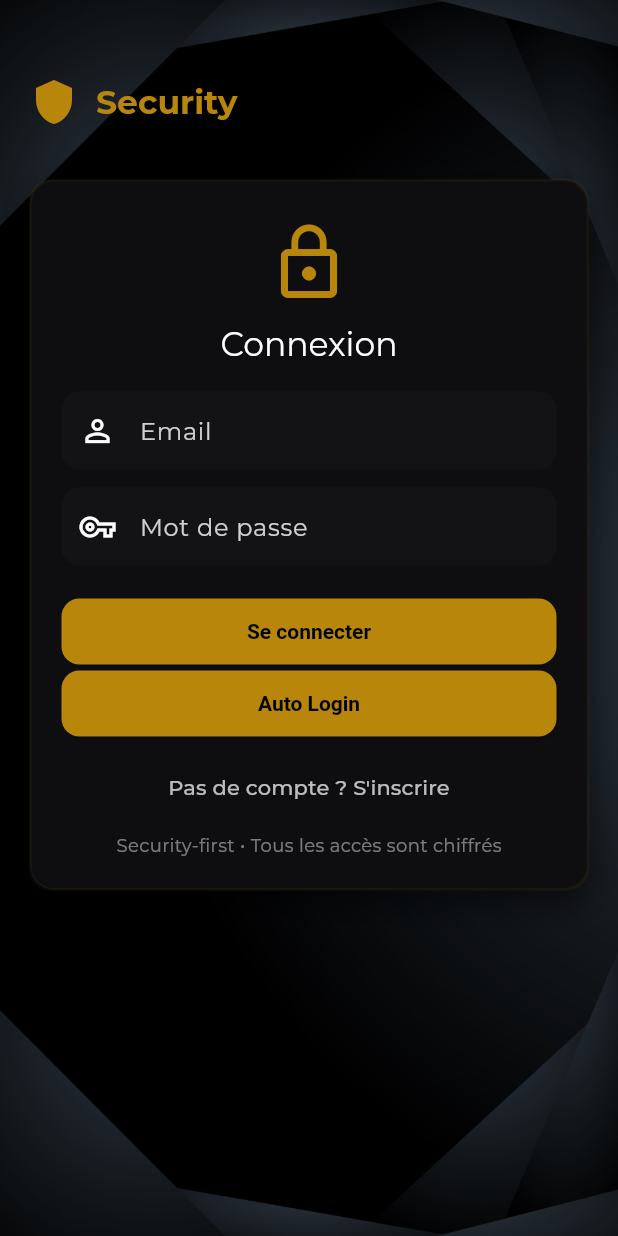
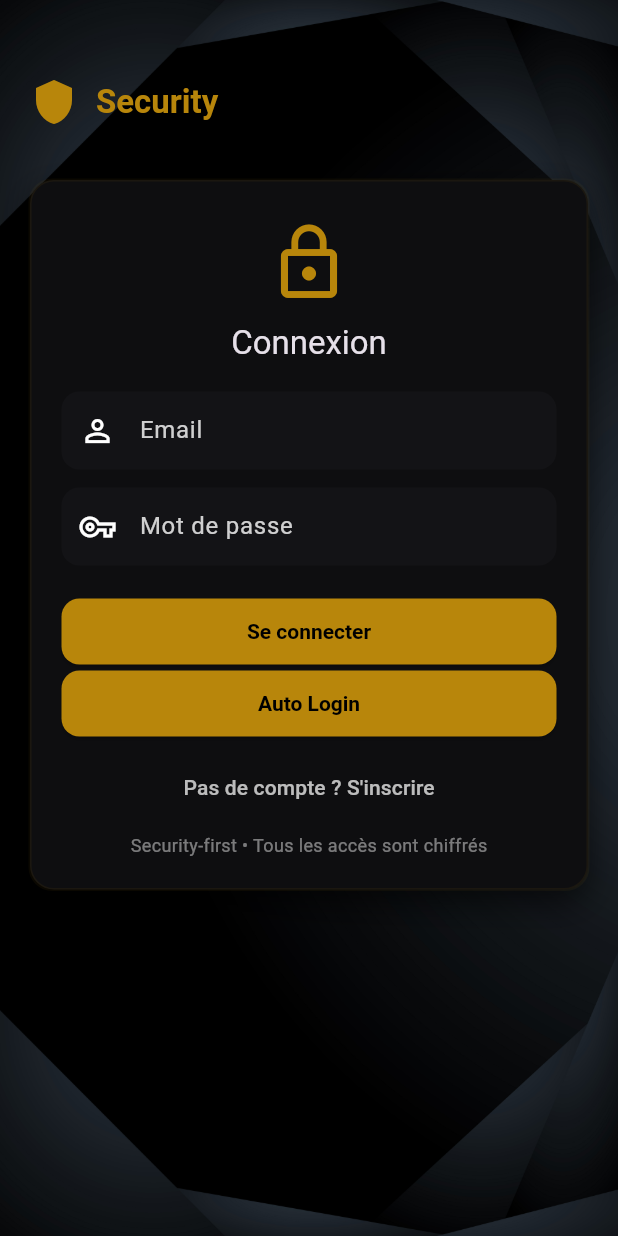
Before and after one commit to E-Rossignol/temporary_vault, a Flutter app: the screen it shows after launch, on a phone screen of 412 x 824 dp. Run offline on Flutter 3.47's test engine with Material 3 defaults, Android fonts, the phone set to English and light mode, and no system bars; our stand-ins replace cloud_firestore, firebase_auth, firebase_core, shared_preferences; missing offline and left inert: pointycastle; accounts and stored records are empty.

```diff
--- a/lib/constants/theme.dart
+++ b/lib/constants/theme.dart
@@ -1,5 +1,4 @@
 import 'package:flutter/material.dart';
-import 'package:google_fonts/google_fonts.dart';
 
 class AppTheme {
   static const Color darkBackground = Color(0xFF0C0C0F);
@@ -12,9 +11,6 @@ class AppTheme {
       scaffoldBackgroundColor: Colors.transparent,
       // s'assurer que les surfaces par défaut n'obstruent pas l'arrière-plan
       canvasColor: Colors.transparent,
-      textTheme: GoogleFonts.montserratTextTheme(
-        base.textTheme,
-      ).apply(bodyColor: Colors.white, displayColor: Colors.white),
       colorScheme: ColorScheme.dark(
         primary: darkGold,
         secondary: darkGold.withOpacity(0.9),
--- a/pubspec.yaml
+++ b/pubspec.yaml
@@ -36,8 +36,7 @@ dependencies:
   cupertino_icons: ^1.0.8
   firebase_core: ^4.2.1
   firebase_auth: ^6.1.2
-  google_fonts: ^4.0.3
-  shared_preferences: ^2.1.1
+  shared_preferences: ^2.2.0
   encrypt: ^5.0.1
   pointycastle: ^3.6.1
   crypto: ^3.0.0
```
Also changed, not shown: pubspec.lock, 3 other files.
